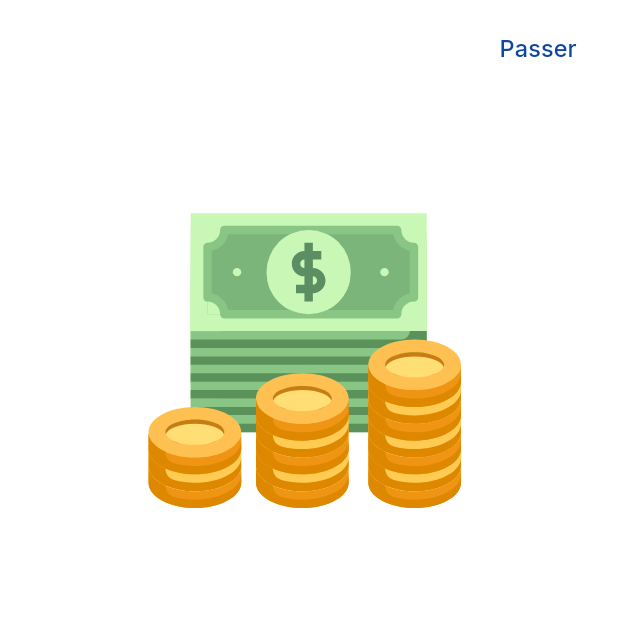
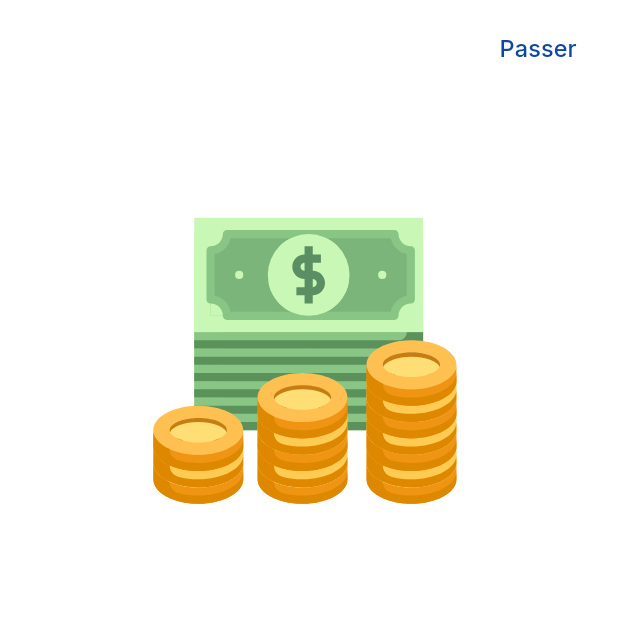
Before and after one commit to traorecheikh/test-ui, a Flutter app: the screen it shows after launch, on a phone screen of 412 x 824 dp, the top half of it. Run offline on Flutter 3.47's test engine with Material 3 defaults, Android fonts, the phone set to English and light mode, and no system bars; our stand-ins replace confetti, connectivity_plus, country_picker, dio, flutter_animate, flutter_multi_formatter and 14 more; missing offline and left inert: mobile_scanner; accounts and stored records are empty; generated files the repository leaves out were written again; statements that could not run were skipped.

Commit message:
feat: update default country to Senegal in login; improve onboarding asset display with error handling

```diff
--- a/lib/app/modules/auth/controllers/login_controller.dart
+++ b/lib/app/modules/auth/controllers/login_controller.dart
@@ -10,7 +10,7 @@ class LoginController extends GetxController {
   final RxString phoneError = RxString('');
   final RxBool isValid = false.obs;
   final RxBool isLoading = false.obs;
-  final Rx<Country> selectedCountry = Country.parse("FR").obs;
+  final Rx<Country> selectedCountry = Country.parse("SN").obs;
 
   void onCountrySelected(Country country) {
     selectedCountry.value = country;
--- a/lib/app/modules/home/views/onboarding_screen.dart
+++ b/lib/app/modules/home/views/onboarding_screen.dart
@@ -199,15 +199,32 @@ class _OnboardingPage extends StatelessWidget {
         children: [
           Expanded(
             flex: 3,
+            child: SizedBox(
+              height: 240,
+              child: Center(
                 child: data.lottie.contains("lottie")
                     ? Lottie.asset(
                         data.lottie,
-                    width: double.infinity,
-                    fit: BoxFit.cover,
+                        fit: BoxFit.contain,
                         backgroundLoading: false,
                         repeat: false,
+                        errorBuilder: (context, error, stack) => Icon(
+                          Icons.image_not_supported,
+                          size: 80,
+                          color: theme.colorScheme.onSurface.withOpacity(0.2),
+                        ),
                       )
-                : Image.asset(data.lottie, fit: BoxFit.fitWidth),
+                    : Image.asset(
+                        data.lottie,
+                        fit: BoxFit.contain,
+                        errorBuilder: (context, error, stack) => Icon(
+                          Icons.image_not_supported,
+                          size: 80,
+                          color: theme.colorScheme.onSurface.withOpacity(0.2),
+                        ),
+                      ),
+              ),
+            ),
           ),
           Expanded(
             flex: 2,
```
Lines whose indentation alone changed are shown as unchanged.
